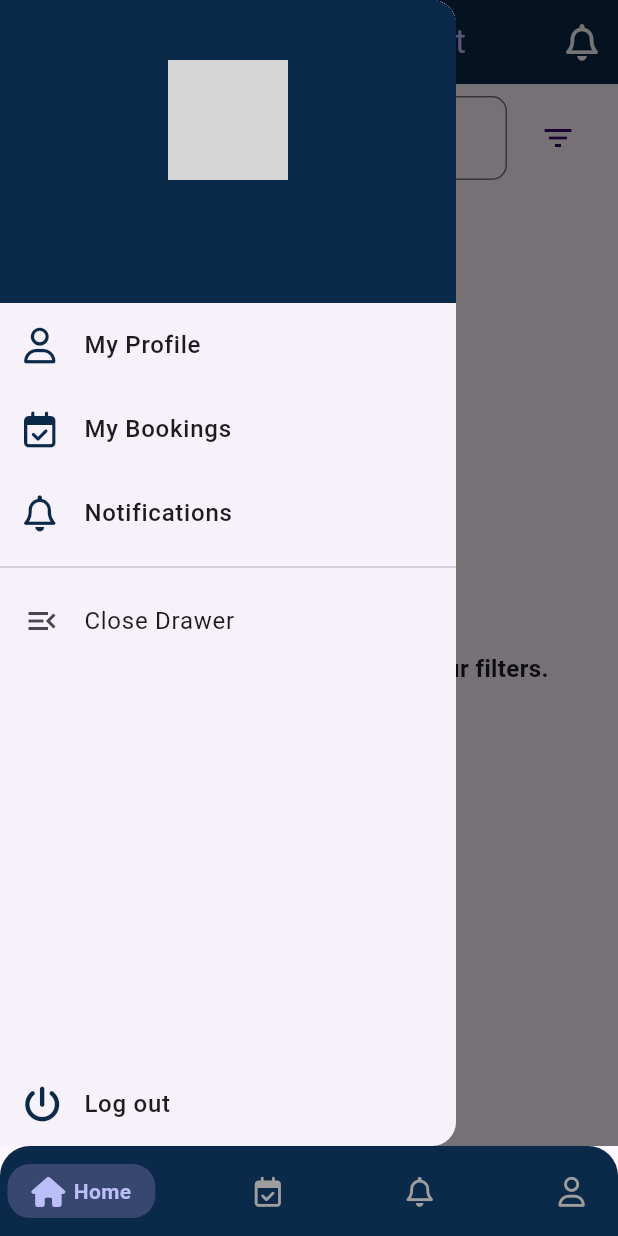
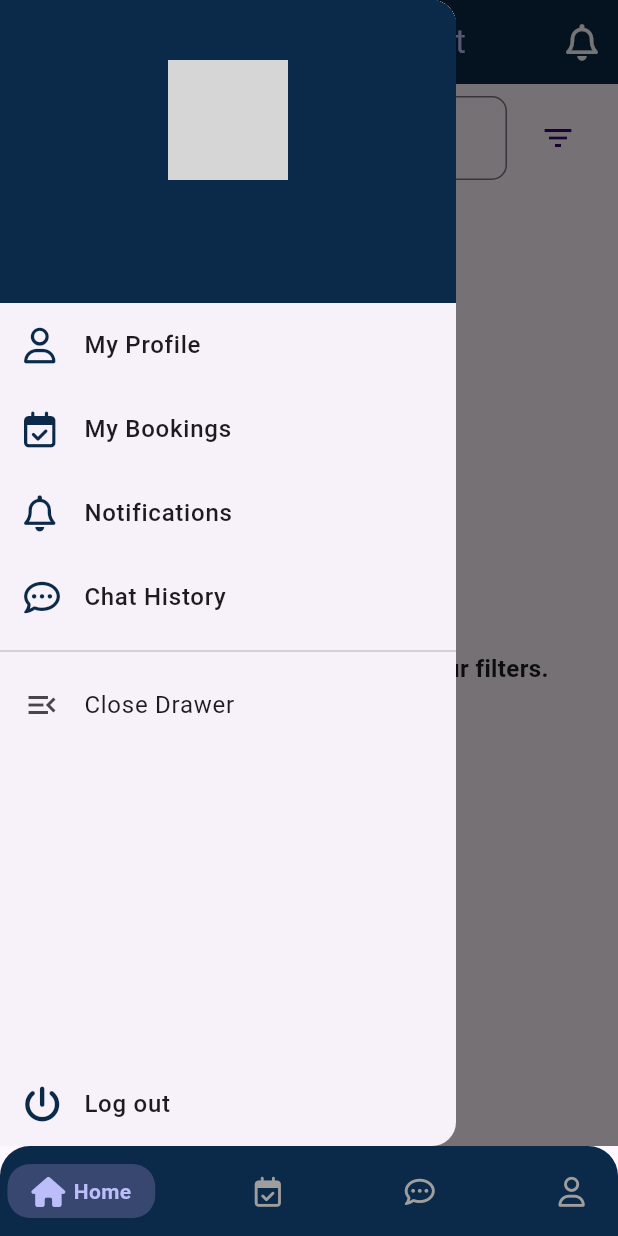
Before and after one commit to 1shabbirhussain/Banquet-Management-App, a Flutter app: the NavbarPage screen opened directly with empty values, with the side drawer open, on a phone screen of 412 x 824 dp. Run offline on Flutter 3.47's test engine with Material 3 defaults, Android fonts, the light colour scheme and no system bars; drawn by our look-alikes of google_nav_bar; our stand-ins replace carousel_slider, cloud_firestore, firebase_auth, firebase_core, firebase_storage, flutter_local_notifications and 7 more; accounts and stored records are empty; grey boxes are pictures that could not be loaded.

Commit message:
edit drawer

```diff
--- a/lib/custom_widgets/custom_drawer.dart
+++ b/lib/custom_widgets/custom_drawer.dart
@@ -67,11 +67,12 @@ class CustomDrawer extends StatelessWidget {
           _drawerItem(
               FontAwesomeIcons.calendarCheck,
               isOwner ? "Manage Bookings" : "My Bookings",
-              () => Get.toNamed(isOwner? AppRoutes.manageBookings : AppRoutes.myBookings)),
-          _drawerItem(
-              FontAwesomeIcons.bell,
-              "Notifications",
+              () => Get.toNamed(
+                  isOwner ? AppRoutes.manageBookings : AppRoutes.myBookings)),
+          _drawerItem(FontAwesomeIcons.bell, "Notifications",
               () => Get.toNamed(AppRoutes.notificationScreen)),
+          _drawerItem(FontAwesomeIcons.commentDots, "Chat History",
+              () => Get.toNamed(AppRoutes.chatInboxScreen)),
           const Divider(),
           ListTile(
             leading: const Icon(Icons.menu_open),
--- a/lib/routes/app_routes.dart
+++ b/lib/routes/app_routes.dart
@@ -16,6 +16,7 @@ import 'package:event_ease/views/profile_view/profile_view.dart';
 import 'package:event_ease/views/splash_view/splash_view.dart';
 import 'package:get/get.dart';
 
+import '../views/chat_view/inbox_screen.dart';
 import '../views/my_bookings_view/my_bookings_view.dart';
 
 class AppRoutes {
@@ -70,6 +71,12 @@ class AppRoutes {
       },
     ),
     GetPage(
+      name: chatInboxScreen,
+      page: () {
+        return const InboxScreen();
+      },
+    ),
+    GetPage(
       name: myBookings,
       page: () {
         return const MyBookingsScreen();
@@ -86,7 +93,9 @@ class AppRoutes {
         name: banquetDetailScreen,
         page: () {
           final banquet = Get.arguments['banquet'];
-          final hideButton = Get.arguments.containsKey('hideButton') ? Get.arguments['hideButton'] : false;
+          final hideButton = Get.arguments.containsKey('hideButton')
+              ? Get.arguments['hideButton']
+              : false;
           return BanquetDetailScreen(banquet: banquet, hideButton: hideButton);
         }),
     GetPage(
--- a/lib/views/bottom_nav_bar/bottom_navbar.dart
+++ b/lib/views/bottom_nav_bar/bottom_navbar.dart
@@ -81,13 +81,13 @@ class _NavbarPageState extends State<NavbarPage> {
               // Notifications Tab with reactive icon
 
               GButton(
-                icon: FontAwesomeIcons.bell, // Keep the bell icon constant
-                text: 'Notifications',
+                icon: FontAwesomeIcons.message, // Keep the bell icon constant
+                text: 'Chat History',
                 leading: Obx(
                   () => Stack(
                     children: [
                       const Icon(
-                        FontAwesomeIcons.bell, // The main bell icon
+                        FontAwesomeIcons.commentDots, // The main chat icon
                         size: 20,
                         color: Colors.grey,
                       ),
@@ -133,7 +133,7 @@ class _NavbarPageState extends State<NavbarPage> {
             ? const OwnerBookingsScreen()
             : const MyBookingsScreen();
       case 2:
-        return InboxScreen();
+        return const InboxScreen();
       case 3:
         return ProfileView(role: widget.role);
       default:
--- a/lib/views/chat_view/inbox_screen.dart
+++ b/lib/views/chat_view/inbox_screen.dart
@@ -32,6 +32,7 @@ class _InboxScreenState extends State<InboxScreen> {
         ),
         backgroundColor: MyColors.backgroundDark,
         centerTitle: true,
+        iconTheme: const IconThemeData(color: MyColors.textSecondary),
       ),
       body: Obx(() {
         if (chatController.chatList.isEmpty) {
```
